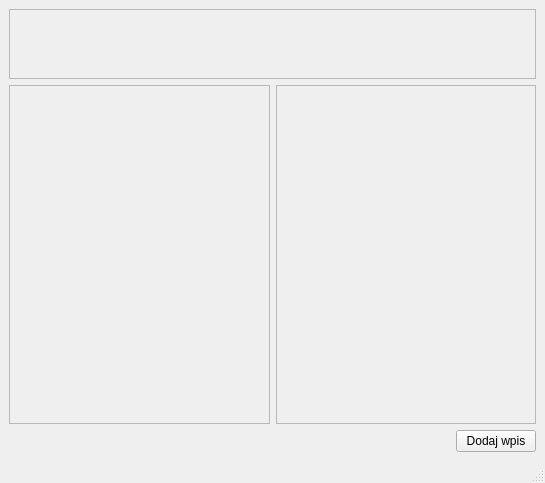
Above: ui/main_window.ui from j-stechly/NPG-Dziennik-diabetyka before the change. Below: the same form after it.
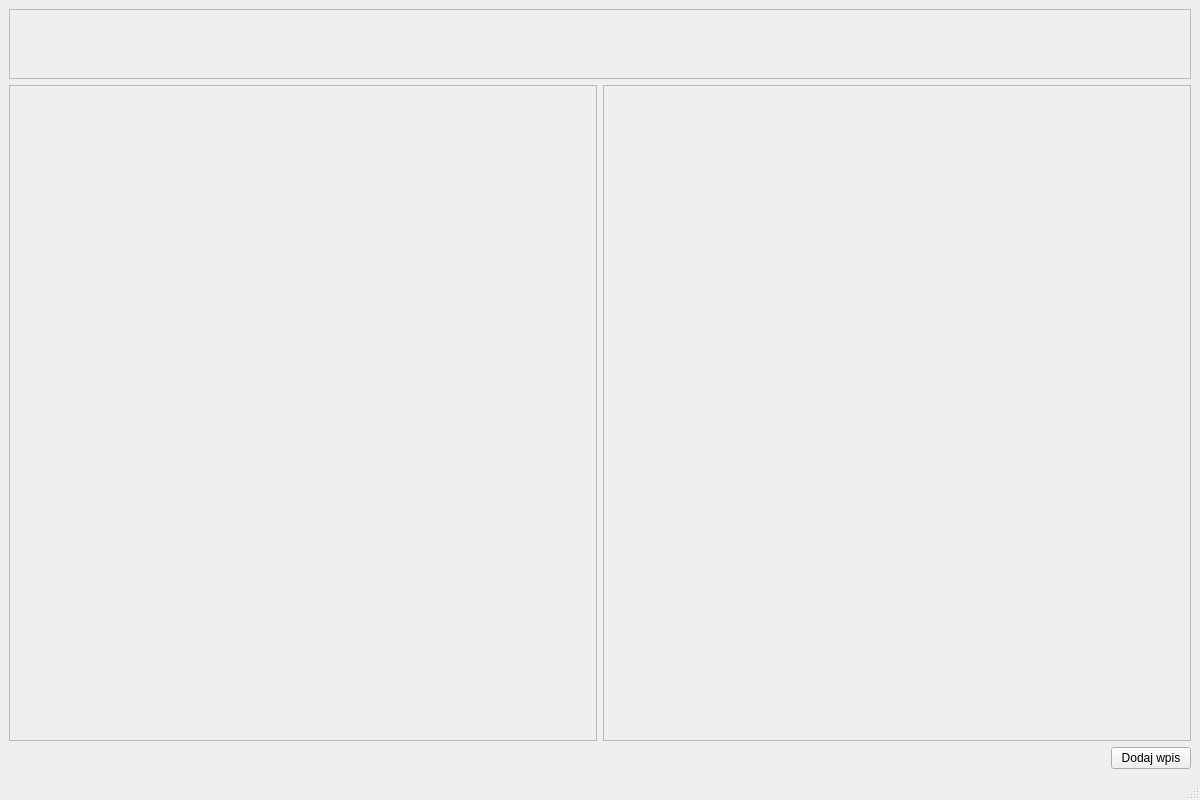
That is the form after the change.

```diff
--- a/ui/main_window.ui
+++ b/ui/main_window.ui
@@ -6,8 +6,8 @@
    <rect>
     <x>0</x>
     <y>0</y>
-    <width>545</width>
-    <height>483</height>
+    <width>1200</width>
+    <height>800</height>
    </rect>
   </property>
   <property name="windowTitle">
@@ -17,6 +17,15 @@
    <layout class="QVBoxLayout" name="verticalLayout">
     <item>
      <widget class="QFrame" name="header_frame">
+      <property name="enabled">
+       <bool>true</bool>
+      </property>
+      <property name="minimumSize">
+       <size>
+        <width>0</width>
+        <height>70</height>
+       </size>
+      </property>
       <property name="maximumSize">
        <size>
         <width>16777215</width>
@@ -40,6 +49,18 @@
      <layout class="QHBoxLayout" name="content_layout">
       <item>
        <widget class="QFrame" name="search_frame">
+        <property name="minimumSize">
+         <size>
+          <width>250</width>
+          <height>0</height>
+         </size>
+        </property>
+        <property name="maximumSize">
+         <size>
+          <width>16777215</width>
+          <height>16777215</height>
+         </size>
+        </property>
         <property name="frameShape">
          <enum>QFrame::StyledPanel</enum>
         </property>
```
Left out of the diff: 2 changed lines with no effect on the pictures.
